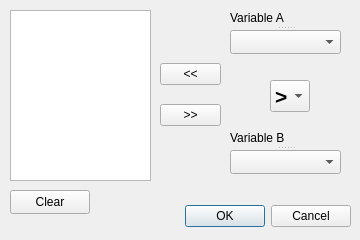
This is ui_msta_trend_definition.ui in epzt/msta as Qt 5 draws it before an edit. The edited form follows.
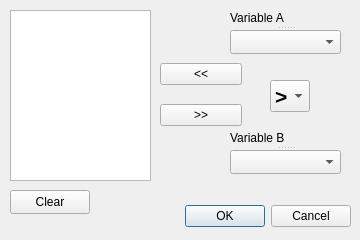
This is the edited form.

Diff of the .ui file:
```diff
--- a/ui_msta_trend_definition.ui
+++ b/ui_msta_trend_definition.ui
@@ -76,7 +76,7 @@
     <rect>
      <x>160</x>
      <y>50</y>
-     <width>61</width>
+     <width>82</width>
      <height>91</height>
     </rect>
    </property>
```
Left out of the diff: 5 changed lines with no effect on the pictures.
